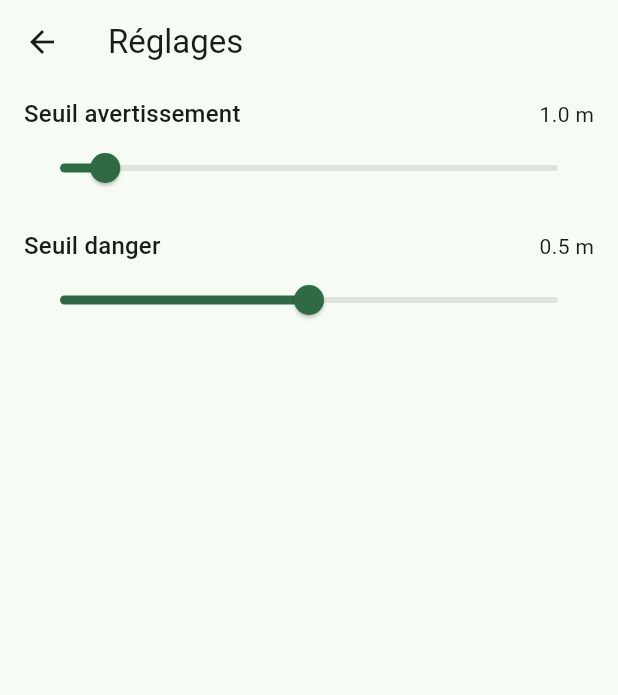
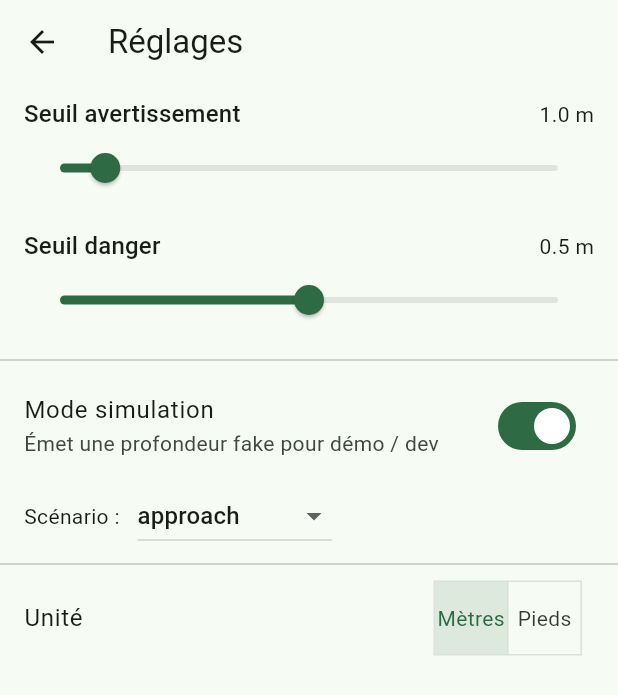
Before and after one commit to boutalbilh-dot/jetski, a Flutter app: the SettingsScreen screen opened directly, on a phone screen of 412 x 824 dp. Shown: the top 695 px of the screen. Run offline on Flutter 3.47's test engine with Material 3 defaults, Android fonts, the phone set to English and light mode, and no system bars; our stand-ins replace audioplayers, flutter_bluetooth_serial, flutter_map, flutter_riverpod, geolocator, latlong2 and 3 more; accounts and stored records are empty.

Commit message:
feat: settings — simulation toggle, scenario picker, unit selector

```diff
--- a/lib/features/settings/settings_screen.dart
+++ b/lib/features/settings/settings_screen.dart
@@ -1,6 +1,7 @@
 import 'package:flutter/material.dart';
 import 'package:flutter_riverpod/flutter_riverpod.dart';
 import '../../core/providers/app_providers.dart';
+import '../../core/services/simulation_service.dart';
 import 'threshold_slider.dart';
 
 class SettingsScreen extends ConsumerWidget {
@@ -9,7 +10,12 @@ class SettingsScreen extends ConsumerWidget {
   @override
   Widget build(BuildContext context, WidgetRef ref) {
     final th = ref.watch(thresholdsProvider);
-    final notifier = ref.read(thresholdsProvider.notifier);
+    final thNotifier = ref.read(thresholdsProvider.notifier);
+    final sim = ref.watch(simSelectionProvider);
+    final simNotifier = ref.read(simSelectionProvider.notifier);
+    final unit = ref.watch(unitProvider);
+    final unitNotifier = ref.read(unitProvider.notifier);
+
     return Scaffold(
       appBar: AppBar(title: const Text('Réglages')),
       body: ListView(
@@ -19,14 +25,52 @@ class SettingsScreen extends ConsumerWidget {
             value: th.warningMeters,
             min: th.dangerMeters + 0.1,
             max: 5.0,
-            onChanged: notifier.setWarning,
+            onChanged: thNotifier.setWarning,
           ),
           ThresholdSlider(
             label: 'Seuil danger',
             value: th.dangerMeters,
             min: 0.1,
             max: th.warningMeters - 0.1,
-            onChanged: notifier.setDanger,
+            onChanged: thNotifier.setDanger,
+          ),
+          const Divider(),
+          SwitchListTile(
+            title: const Text('Mode simulation'),
+            subtitle: const Text('Émet une profondeur fake pour démo / dev'),
+            value: sim.enabled,
+            onChanged: simNotifier.setEnabled,
+          ),
+          if (sim.enabled)
+            Padding(
+              padding: const EdgeInsets.symmetric(horizontal: 16),
+              child: Row(
+                children: [
+                  const Text('Scénario : '),
+                  const SizedBox(width: 8),
+                  DropdownButton<String>(
+                    value: sim.scenario.name,
+                    items: SimulationScenario.values
+                        .map((s) =>
+                            DropdownMenuItem(value: s.name, child: Text(s.name)))
+                        .toList(),
+                    onChanged: (v) {
+                      if (v == null) return;
+                      simNotifier.setScenario(SimulationScenario.values.byName(v));
+                    },
+                  ),
+                ],
+              ),
+            ),
+          const Divider(),
+          ListTile(
+            title: const Text('Unité'),
+            trailing: ToggleButtons(
+              isSelected: [unit == DepthUnit.meters, unit == DepthUnit.feet],
+              onPressed: (i) => unitNotifier
+                  .setUnit(i == 0 ? DepthUnit.meters : DepthUnit.feet),
+              children: const [Text('Mètres'), Text('Pieds')],
+            ),
           ),
         ],
       ),
```
Also changed, not shown: lib/core/providers/app_providers.dart (+41 -2 lines), 1 other file.
